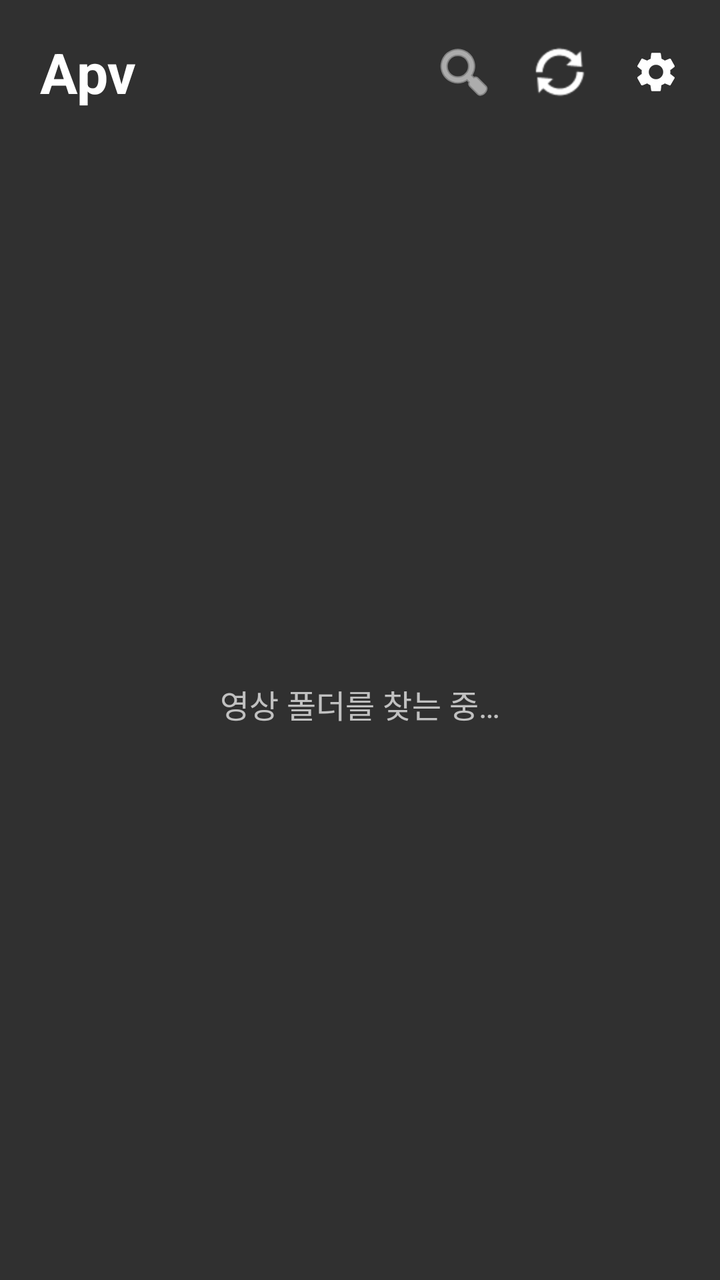
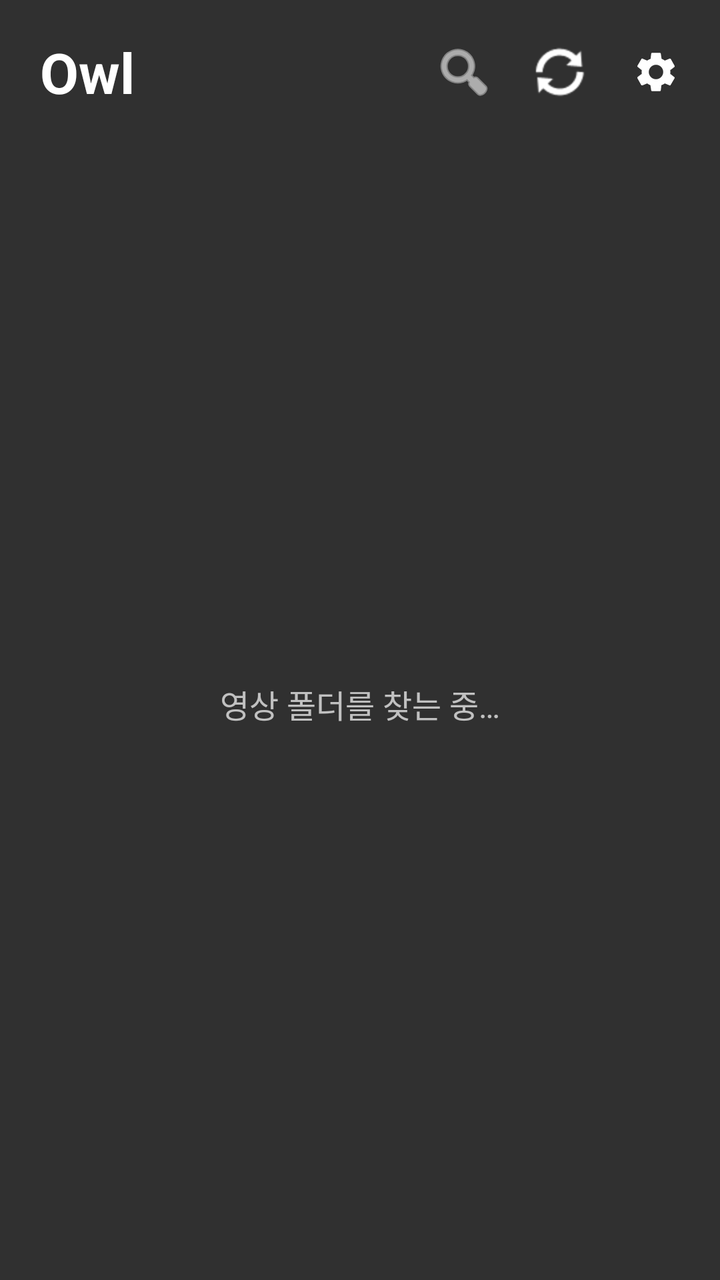

Before-and-after screenshots of an Android layout around one commit, followed by the original layout XML and the change that was made.
<!-- AndroidManifest.xml: activity theme FilePickerTheme -->
<!-- res/layout/activity_main.xml -->
<?xml version="1.0" encoding="utf-8"?>
<LinearLayout xmlns:android="http://schemas.android.com/apk/res/android"
    android:layout_width="match_parent"
    android:layout_height="match_parent"
    android:orientation="vertical"
    android:background="?android:attr/colorBackground"
    android:paddingTop="8dp">

    <LinearLayout
        android:layout_width="match_parent"
        android:layout_height="56dp"
        android:gravity="center_vertical"
        android:orientation="horizontal"
        android:paddingStart="20dp"
        android:paddingEnd="8dp">

        <TextView
            android:layout_width="0dp"
            android:layout_height="wrap_content"
            android:layout_weight="1"
            android:text="Apv"
            android:textSize="28sp"
            android:textStyle="bold"
            android:textColor="?android:attr/textColorPrimary" />

        <ImageButton
            android:id="@+id/searchButton"
            android:layout_width="48dp"
            android:layout_height="48dp"
            android:background="?attr/selectableItemBackgroundBorderless"
            android:contentDescription="검색"
            android:src="@android:drawable/ic_menu_search"
            android:tint="?android:attr/textColorPrimary" />

        <ImageButton
            android:id="@+id/refreshButton"
            android:layout_width="48dp"
            android:layout_height="48dp"
            android:background="?attr/selectableItemBackgroundBorderless"
            android:contentDescription="새로고침"
            android:src="@android:drawable/ic_popup_sync"
            android:tint="?android:attr/textColorPrimary" />

        <ImageButton
            android:id="@+id/settingsButton"
            android:layout_width="48dp"
            android:layout_height="48dp"
            android:background="?attr/selectableItemBackgroundBorderless"
            android:contentDescription="설정"
            android:src="@drawable/ic_settings_black_24dp"
            android:tint="?android:attr/textColorPrimary" />
    </LinearLayout>

    <FrameLayout
        android:layout_width="match_parent"
        android:layout_height="0dp"
        android:layout_weight="1">

        <androidx.recyclerview.widget.RecyclerView
            android:id="@+id/folderRecycler"
            android:layout_width="match_parent"
            android:layout_height="match_parent"
            android:clipToPadding="false"
            android:paddingStart="12dp"
            android:paddingEnd="12dp"
            android:paddingBottom="24dp" />

        <TextView
            android:id="@+id/emptyText"
            android:layout_width="wrap_content"
            android:layout_height="wrap_content"
            android:layout_gravity="center"
            android:text="영상 폴더를 찾는 중…"
            android:textColor="?android:attr/textColorSecondary"
            android:textSize="16sp" />
    </FrameLayout>
</LinearLayout>
<!-- resources referenced by this layout -->
<resources>
  <!-- drawable ic_settings_black_24dp (drawable) -->
  <vector xmlns:android="http://schemas.android.com/apk/res/android"
          android:width="24dp"
          android:height="24dp"
          android:viewportWidth="24"
          android:viewportHeight="24">
      <path
          android:fillColor="#FF000000"
          android:pathData="M19.1,12.9a2.8,2.8 0,0 0,0.1 -0.9,2.8 2.8,0 0,0 -0.1,-0.9l2.1,-1.6a0.7,0.7 0,0 0,0.1 -0.6L19.4,5.5a0.7,0.7 0,0 0,-0.6 -0.2l-2.4,1a6.5,6.5 0,0 0,-1.6 -0.9l-0.4,-2.6a0.5,0.5 0,0 0,-0.5 -0.4H10.1a0.5,0.5 0,0 0,-0.5 0.4L9.3,5.4a5.6,5.6 0,0 0,-1.7 0.9l-2.4,-1a0.4,0.4 0,0 0,-0.5 0.2l-2,3.4c-0.1,0.2 0,0.4 0.2,0.6l2,1.6a2.8,2.8 0,0 0,-0.1 0.9,2.8 2.8,0 0,0 0.1,0.9L2.8,14.5a0.7,0.7 0,0 0,-0.1 0.6l1.9,3.4a0.7,0.7 0,0 0,0.6 0.2l2.4,-1a6.5,6.5 0,0 0,1.6 0.9l0.4,2.6a0.5,0.5 0,0 0,0.5 0.4h3.8a0.5,0.5 0,0 0,0.5 -0.4l0.3,-2.6a5.6,5.6 0,0 0,1.7 -0.9l2.4,1a0.4,0.4 0,0 0,0.5 -0.2l2,-3.4c0.1,-0.2 0,-0.4 -0.2,-0.6ZM12,15.6A3.6,3.6 0,1 1,15.6 12,3.6 3.6,0 0,1 12,15.6Z"/>
  </vector>
  <style name="FilePickerTheme" parent="Theme.AppCompat">
          <item name="nnf_separator_color">@color/primary</item>
  
          
          <item name="colorPrimary">@color/primary</item>
          <item name="colorPrimaryDark">@color/primary_dark</item>
          <item name="colorAccent">@color/accent</item>
  
          
          <item name="alertDialogTheme">@style/FilePickerTheme.AlertDialog</item>
          <item name="android:textColorPrimary">@android:color/background_light</item>
          <item name="android:textColorLink">@android:color/background_light</item>
      </style>
  <item name="primary" type="color">#722b72</item>
  <item name="primary_dark" type="color">@color/primary</item>
  <item name="accent" type="color">@color/primary</item>
  <style name="FilePickerTheme.AlertDialog" parent="Theme.AppCompat.Dialog.Alert">
          <item name="colorPrimary">@color/primary</item>
          <item name="colorPrimaryDark">@color/primary_dark</item>
      </style>
</resources>

<!-- the commit's change to res/layout/activity_main.xml (unified diff, before → after) -->
@@ -18,7 +18,7 @@
             android:layout_width="0dp"
             android:layout_height="wrap_content"
             android:layout_weight="1"
-            android:text="Apv"
+            android:text="Owl"
             android:textSize="28sp"
             android:textStyle="bold"
             android:textColor="?android:attr/textColorPrimary" />
